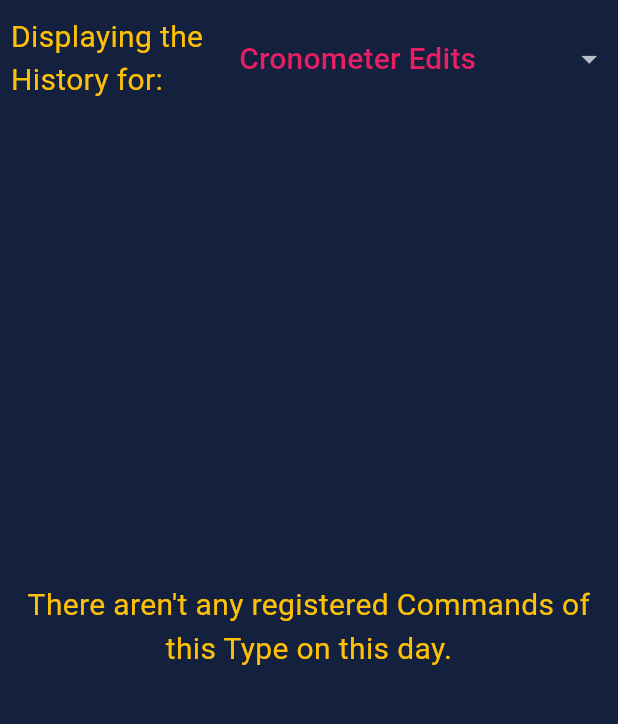
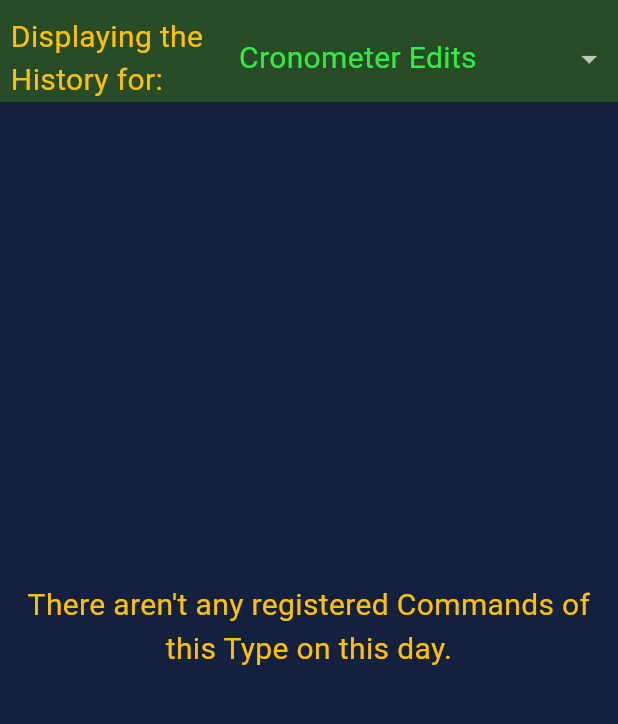
Before and after one commit to VFMiracle/Projeto-App-v0.3, a Flutter app: the screen it shows after launch, after a tap on "Command History Panel", on a phone screen of 412 x 824 dp, the part 84-808 px from its top. Run offline on Flutter 3.47's test engine with Material 3 defaults, Android fonts, the phone set to English and light mode, and no system bars; our stand-ins replace flutter_local_notifications, numberpicker, sqflite; accounts and stored records are empty.

Commit message:
Determinação de Text Styles Usados Iniciada
Além disso, foram adicionados estilos personalizados para o Command History Panel Dropdown Section e a lista dele.

```diff
--- a/lib/themes/main_theme.dart
+++ b/lib/themes/main_theme.dart
@@ -11,7 +11,7 @@ abstract class MainTheme{
         brightness: Brightness.dark,
         primary: Color.fromARGB(255, 46, 156, 239), //INFO: Color Name: Celestial Blue
         onPrimary: Color.fromARGB(255, 7, 236, 217), //INFO: Color Name: Turquoise
-        secondary: Color.fromARGB(255, 32, 131, 67), //INFO: Color Name: Sea Green
+        secondary: Color.fromARGB(255, 40, 76, 40), //INFO: Color Name: Sea Green
         onSecondary: Color.fromARGB(255, 50, 236, 65), //INFO: Color Name: SGBUS Green
         error: Color.fromARGB(255, 146, 25, 11), //INFO: Color Name: Penn Red
         onError: Color.fromARGB(255, 255, 54, 54), //INFO: Color Name: Vermilion
@@ -26,19 +26,21 @@ abstract class MainTheme{
         ),
       ),
       textTheme: const TextTheme(
+        //INFO: This Style is used on Text Fields and Text Form Fields.
         bodyLarge: TextStyle(
           color: Colors.amber,
           fontSize: 22,
         ),
-        bodyMedium: TextStyle( //TEMP: Is used
+        //INFO: This Style is used on the majority of simple text writtern throughout the App, including, but not limited to: Route warnings, Error Dialogs and Input labels.
+        bodyMedium: TextStyle(
           color: Colors.amber,
           fontSize: 20,
         ),
-        bodySmall: TextStyle(
+        /* bodySmall: TextStyle(
           color: Colors.amber,
           fontSize: 16,
-        ),
-        displayLarge: TextStyle(
+        ), */
+        /*displayLarge: TextStyle(
           color: Colors.redAccent,
           fontSize: 40,
         ),
@@ -49,7 +51,8 @@ abstract class MainTheme{
         displaySmall: TextStyle(
           color: Colors.redAccent,
           fontSize: 16,
-        ),
+        ),*/
+        //INFO: This Style is used for the Date Picker Header. (Maybe more, keep checking)
         headlineLarge: TextStyle(
           color: Colors.brown,
           fontSize: 40,
@@ -58,7 +61,8 @@ abstract class MainTheme{
           color: Colors.brown,
           fontSize: 24,
         ),
-        headlineSmall: TextStyle( //TEMP: Is used
+        //INFO: This Style is used in Dialog Titles.
+        headlineSmall: TextStyle(
           color: Colors.brown,
           fontSize: 28,
           fontWeight: FontWeight.w600,
--- a/lib/views/routes/command_history_panel_view.dart
+++ b/lib/views/routes/command_history_panel_view.dart
@@ -42,6 +42,14 @@ class CommandHistoryPanelViewState extends State<CommandHistoryPanelView>{
         children: [
           _buildCommandHistoryTypeDropdownSection(context),
           Expanded(
+            child: Theme(
+              data: Theme.of(context).copyWith(
+                textTheme: Theme.of(context).textTheme.copyWith(
+                  labelLarge: TextStyle(
+                    fontSize: 18,
+                  ),
+                ),
+              ),
               child: Consumer<CommandHistoryPanelHistoriesNotifier>(
                 builder: (BuildContext context, CommandHistoryPanelHistoriesNotifier historiesNotifier, Widget? child){
                   if(historiesNotifier.qtdHistories > 0){
@@ -50,6 +58,7 @@ class CommandHistoryPanelViewState extends State<CommandHistoryPanelView>{
                     return _buildNoCommandHistoryMessage(context);
                   }
                 }
+              )
             )
           ),
         ],
@@ -77,9 +86,9 @@ class CommandHistoryPanelViewState extends State<CommandHistoryPanelView>{
 
   Container _buildCommandHistoryTypeDropdownSection(BuildContext context){
     return Container(
-      /* decoration: BoxDecoration(
+      decoration: BoxDecoration(
         color: Theme.of(context).colorScheme.secondary,
-      ), */
+      ),
       padding: const EdgeInsets.fromLTRB(5, 10, 5, 0),
       child: Row(
         mainAxisAlignment: MainAxisAlignment.spaceEvenly,
@@ -116,6 +125,7 @@ class CommandHistoryPanelViewState extends State<CommandHistoryPanelView>{
                     child: Text(
                       type.description,
                       /*style: Theme.of(context).textTheme.displaySmall!.copyWith(color: Theme.of(context).colorScheme.background),*/
+                      style: Theme.of(context).textTheme.bodyMedium!.copyWith(color: Theme.of(context).colorScheme.onSecondary),
                     )
                   ),
                 ).toList(),
```
Also changed, not shown: project_notes/A Fazer.txt (+4 -3 lines). Lines whose indentation alone changed are shown as unchanged.
